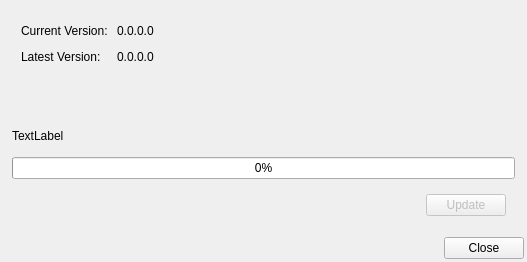
Old version of the form src/updatedialog.ui in the repository coolshou/qterminal.
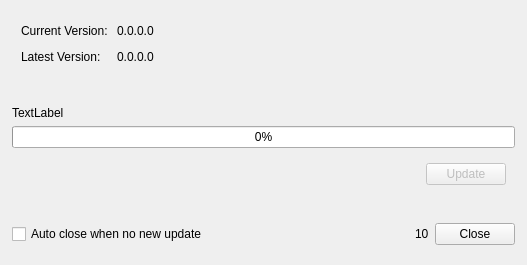
New version of the form.

```diff
--- a/src/updatedialog.ui
+++ b/src/updatedialog.ui
@@ -10,7 +10,7 @@
     <x>0</x>
     <y>0</y>
     <width>527</width>
-    <height>262</height>
+    <height>265</height>
    </rect>
   </property>
   <property name="windowTitle">
@@ -147,7 +147,39 @@
     </widget>
    </item>
    <item>
+    <widget class="QWidget" name="widget_5" native="true">
+     <layout class="QHBoxLayout" name="horizontalLayout_2">
+      <item>
+       <widget class="QCheckBox" name="AutoCloseCheckBox">
+        <property name="text">
+         <string>Auto close when no new update</string>
+        </property>
+       </widget>
+      </item>
+      <item>
+       <widget class="QLabel" name="AutoCloseLabel">
+        <property name="enabled">
+         <bool>true</bool>
+        </property>
+        <property name="sizePolicy">
+         <sizepolicy hsizetype="Fixed" vsizetype="Fixed">
+          <horstretch>0</horstretch>
+          <verstretch>0</verstretch>
+         </sizepolicy>
+        </property>
+        <property name="text">
+         <string>10</string>
+        </property>
+       </widget>
+      </item>
+      <item>
     <widget class="QDialogButtonBox" name="buttonBox">
+        <property name="sizePolicy">
+         <sizepolicy hsizetype="Fixed" vsizetype="Fixed">
+          <horstretch>0</horstretch>
+          <verstretch>0</verstretch>
+         </sizepolicy>
+        </property>
      <property name="orientation">
       <enum>Qt::Horizontal</enum>
      </property>
@@ -157,6 +189,9 @@
      <property name="centerButtons">
       <bool>false</bool>
      </property>
+       </widget>
+      </item>
+     </layout>
     </widget>
    </item>
   </layout>
```
Lines whose indentation alone changed are shown as unchanged.
